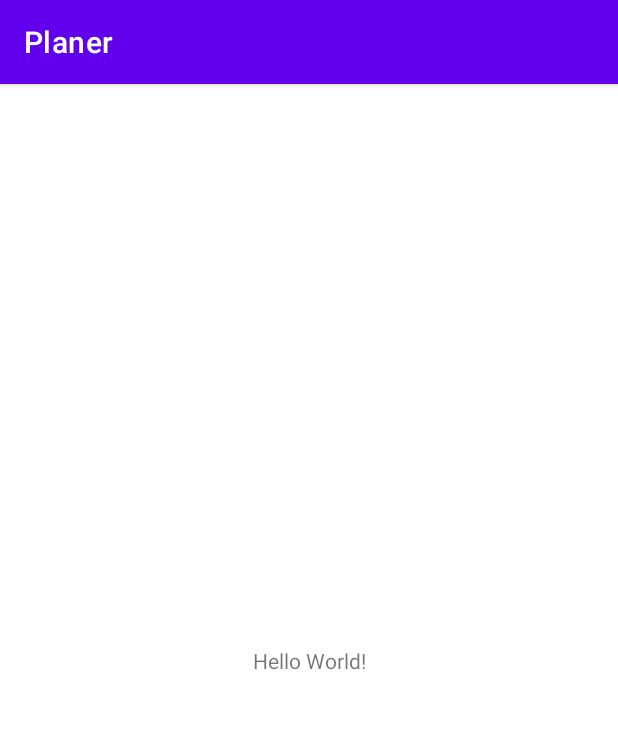
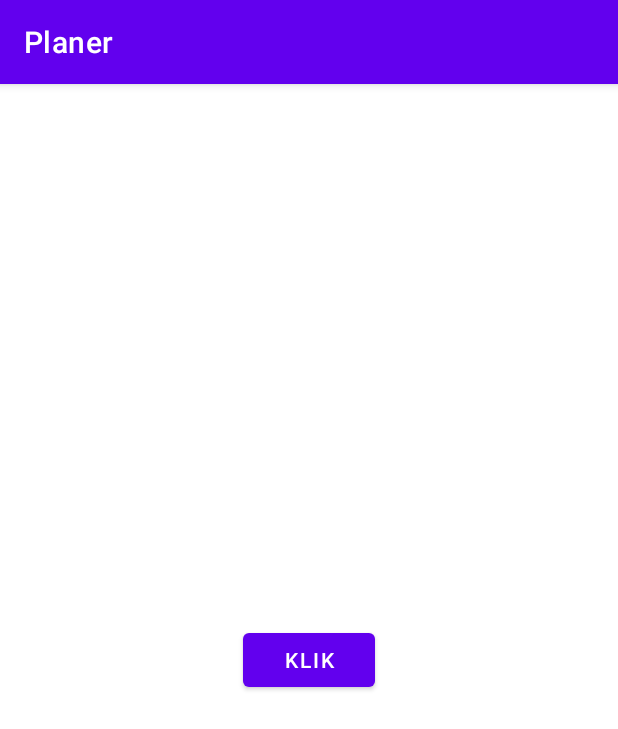
Before and after one commit to hedilele/PROJEKT-_ZESPOLOWKA_06, an Android app: the screen it shows after launch (MainActivity), on a phone screen of 412 x 824 dp. Shown: the top 729 px of the screen. Run offline under Robolectric (Android 15) with nearby library versions, the phone set to English and light mode, and no system bars; our stand-ins replace Room's generated code.

Commit message:
Dodanie dzialajacego fragmentu bazy

```diff
--- a/Planer/app/build.gradle
+++ b/Planer/app/build.gradle
@@ -1,11 +1,17 @@
 plugins {
     id 'com.android.application'
     id 'org.jetbrains.kotlin.android'
+    id 'kotlin-kapt'
 }
 
 android {
     namespace 'com.example.planer'
     compileSdk 33
+
+    buildFeatures {
+        dataBinding true
+        viewBinding true
+    }
 
     defaultConfig {
         applicationId "com.example.planer"
@@ -42,12 +48,9 @@ dependencies {
     androidTestImplementation 'androidx.test.ext:junit:1.1.5'
     androidTestImplementation 'androidx.test.espresso:espresso-core:3.5.1'\
 
-    //Zeby uzywac Entity
     def room_version = "2.5.0"
 
     implementation "androidx.room:room-runtime:$room_version"
-    annotationProcessor "androidx.room:room-compiler:$room_version"
-
 
     def lifecycle_version = "2.5.1"
 
@@ -62,4 +65,7 @@ dependencies {
 
     // Saved state module for ViewModel
     implementation "androidx.lifecycle:lifecycle-viewmodel-savedstate:$lifecycle_version"
+
+    implementation "androidx.room:room-ktx:$room_version"
+    kapt "androidx.room:room-compiler:$room_version"
 }
--- /dev/null
+++ b/Planer/app/src/main/java/com/example/planer/AppDatabase.kt
@@ -0,0 +1,40 @@
+package com.example.planer
+
+import android.content.Context
+import androidx.room.Database
+import androidx.room.Room
+import androidx.room.RoomDatabase
+import com.example.planer.DAOs.HabitsDAO
+import com.example.planer.entities.Habits
+
+@Database(entities = [Habits::class], version = 1)
+abstract class AppDatabase : RoomDatabase() {
+    abstract fun habitsDAO() : HabitsDAO
+
+    //TESTOWO
+
+    companion object {
+
+        @Volatile
+        private var INSTANCE: AppDatabase? = null
+
+        fun getDatabase(context: Context): AppDatabase {
+
+            val tempInstance = INSTANCE
+            if (tempInstance != null) {
+                return tempInstance
+            }
+            synchronized(this) {
+                val instance = Room.databaseBuilder(
+                    context.applicationContext,
+                    AppDatabase::class.java,
+                    "TOP.sqlite"
+                ).build()
+                INSTANCE = instance
+                return instance
+            }
+
+        }
+
+    }
+}
--- /dev/null
+++ b/Planer/app/src/main/java/com/example/planer/DAOs/HabitsDAO.kt
@@ -0,0 +1,13 @@
+package com.example.planer.DAOs
+
+import androidx.room.Dao
+import androidx.room.Insert
+import androidx.room.OnConflictStrategy
+import com.example.planer.entities.Habits
+
+@Dao
+interface HabitsDAO
+{
+    @Insert(onConflict = OnConflictStrategy.IGNORE)
+    suspend fun insert(habits: Habits)
+}
--- a/Planer/app/src/main/java/com/example/planer/MainActivity.kt
+++ b/Planer/app/src/main/java/com/example/planer/MainActivity.kt
@@ -2,10 +2,42 @@ package com.example.planer
 
 import androidx.appcompat.app.AppCompatActivity
 import android.os.Bundle
+import android.widget.Button
+import com.example.planer.entities.Habits
+import kotlinx.coroutines.Dispatchers
+import kotlinx.coroutines.GlobalScope
+import kotlinx.coroutines.launch
 
 class MainActivity : AppCompatActivity() {
+
+    /*
+    //Na ten moment tak nie dziala, musze potestowac TODO
+    private var db = Room.databaseBuilder(
+        applicationContext,
+        AppDatabase::class.java, "TOP.sqlite"
+    ).build()
+     */
+    private lateinit var db : AppDatabase
     override fun onCreate(savedInstanceState: Bundle?) {
         super.onCreate(savedInstanceState)
         setContentView(R.layout.activity_main)
+
+        //Tworzenie instancji tego
+        db = AppDatabase.getDatabase(this)
+
+        val addUserBtn = findViewById(R.id.button) as Button
+        addUserBtn.setOnClickListener{
+            addUser()
+        }
+    }
+
+    //Testowa funkcja do insertowania
+    fun addUser()
+    {
+        val habits = Habits(null, 1, 10)
+        GlobalScope.launch(Dispatchers.IO)
+        {
+            db.habitsDAO().insert(habits)
+        }
     }
 }
--- a/Planer/app/src/main/java/com/example/planer/entities/Habits.kt
+++ b/Planer/app/src/main/java/com/example/planer/entities/Habits.kt
@@ -8,7 +8,7 @@ import androidx.room.PrimaryKey
 data class Habits(
     @PrimaryKey(autoGenerate = true)
     @ColumnInfo(name = "id")
-    val id: Int,
+    val id: Int?,
     @ColumnInfo(name = "number")
     val number: Int,
     @ColumnInfo(name = "timescale")
--- a/Planer/app/src/main/res/layout/activity_main.xml
+++ b/Planer/app/src/main/res/layout/activity_main.xml
@@ -6,13 +6,15 @@
     android:layout_height="match_parent"
     tools:context=".MainActivity">
 
-    <TextView
+    <Button
+        android:id="@+id/button"
         android:layout_width="wrap_content"
         android:layout_height="wrap_content"
-        android:text="Hello World!"
+        android:text="Klik"
         app:layout_constraintBottom_toBottomOf="parent"
         app:layout_constraintEnd_toEndOf="parent"
+        app:layout_constraintHorizontal_bias="0.5"
         app:layout_constraintStart_toStartOf="parent"
-        app:layout_constraintTop_toTopOf="parent" />
-
+        app:layout_constraintTop_toTopOf="parent"
+        app:layout_constraintVertical_bias="0.5" />
 </androidx.constraintlayout.widget.ConstraintLayout>
```
Also changed, not shown: Planer/app/src/main/assets/TOP.sqlite (added).
